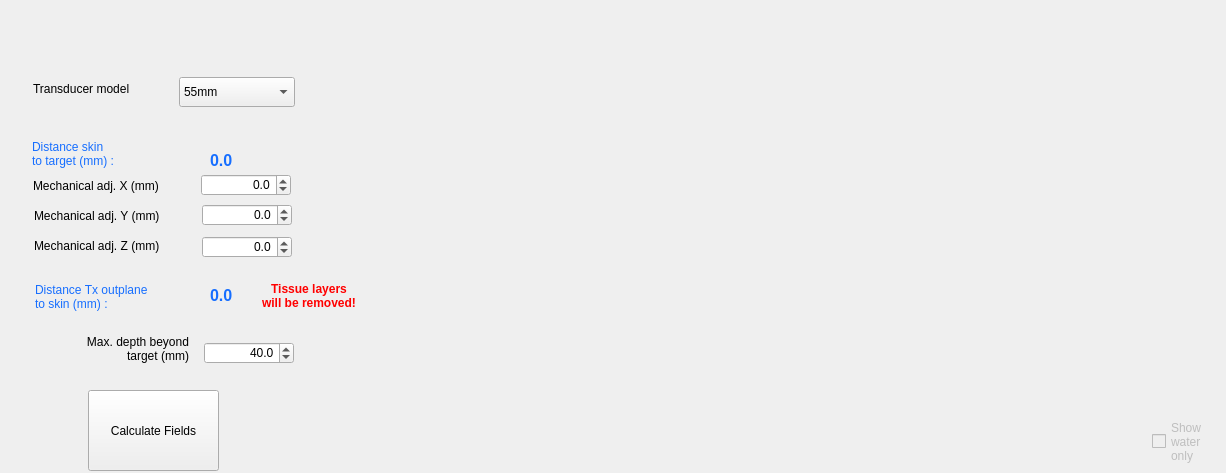
ProteusMRIgHIFU/BabelBrain, file BabelBrain/Babel_SingleTx/formBx.ui: the form before one commit.
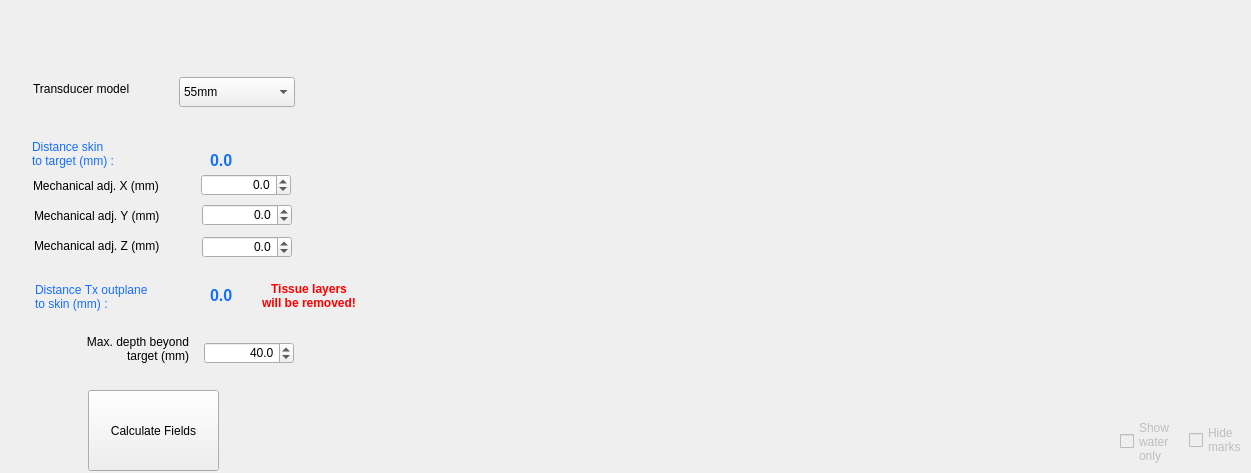
The form after the commit.

Commit message: Add option to hide marks from plots

```diff
--- a/BabelBrain/Babel_SingleTx/formBx.ui
+++ b/BabelBrain/Babel_SingleTx/formBx.ui
@@ -6,7 +6,7 @@
    <rect>
     <x>0</x>
     <y>0</y>
-    <width>1226</width>
+    <width>1251</width>
     <height>473</height>
    </rect>
   </property>
@@ -374,7 +374,7 @@
     <rect>
      <x>405</x>
      <y>410</y>
-     <width>730</width>
+     <width>710</width>
      <height>61</height>
     </rect>
    </property>
@@ -385,7 +385,7 @@
    </property>
    <property name="geometry">
     <rect>
-     <x>1152</x>
+     <x>1120</x>
      <y>416</y>
      <width>71</width>
      <height>51</height>
@@ -397,6 +397,23 @@
 only</string>
    </property>
   </widget>
+  <widget class="QCheckBox" name="HideMarkscheckBox">
+   <property name="enabled">
+    <bool>false</bool>
+   </property>
+   <property name="geometry">
+    <rect>
+     <x>1189</x>
+     <y>426</y>
+     <width>69</width>
+     <height>28</height>
+    </rect>
+   </property>
+   <property name="text">
+    <string>Hide
+marks</string>
+   </property>
+  </widget>
  </widget>
  <resources/>
  <connections/>
```
The commit also changes 18 other files.
